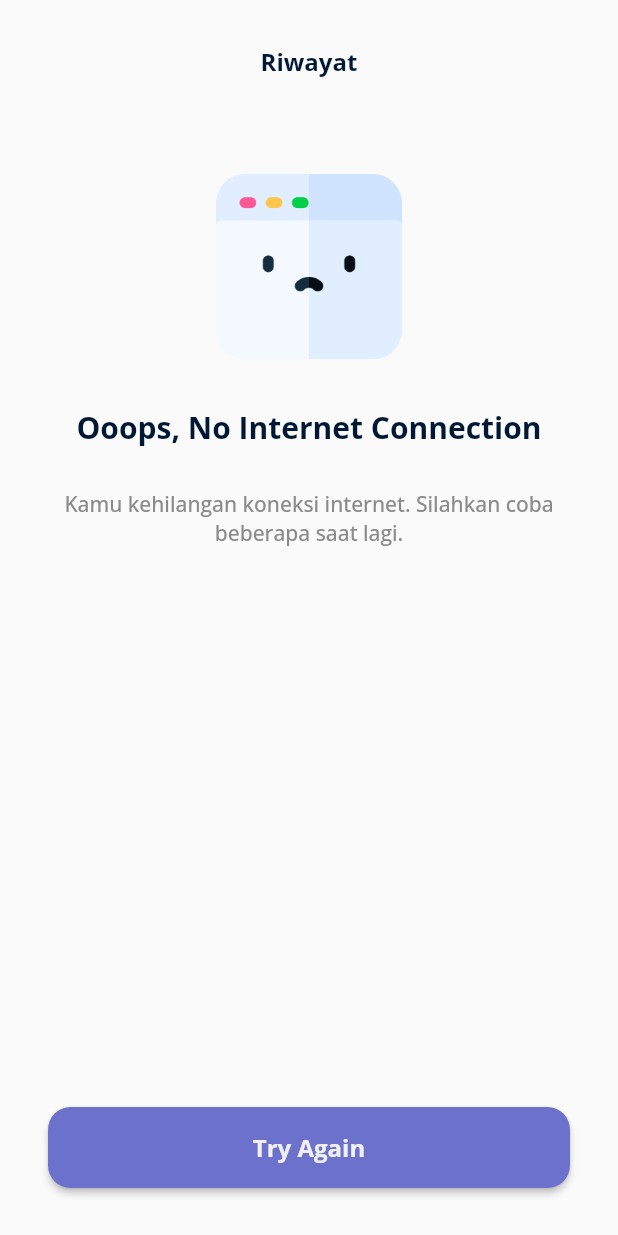
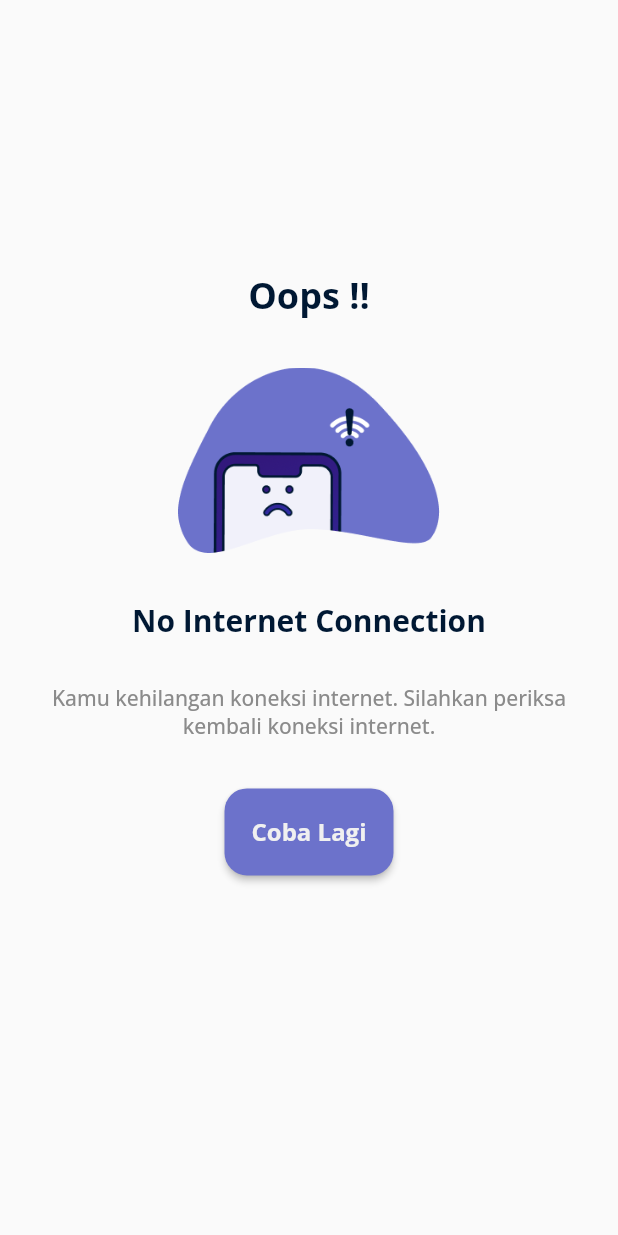
Before and after one commit to pawangdev/pawang-mobile, a Flutter app: the screen it shows after launch, on a phone screen of 412 x 824 dp. Run offline on Flutter 3.47's test engine with Material 2 defaults, Android fonts, the phone set to English and light mode, and no system bars; our stand-ins replace flutter_svg, image_picker, sqflite; missing offline and left inert: google_ml_kit; accounts and stored records are empty.

Commit message:
ganti gambar

```diff
--- a/lib/views/connection_screen.dart
+++ b/lib/views/connection_screen.dart
@@ -2,6 +2,7 @@ import 'package:flutter/material.dart';
 import 'package:pawang_mobile/config/theme_constants.dart';
 
 class ConnectionScreen extends StatefulWidget {
+  static const String routeName = "/connection-check";
   ConnectionScreen({Key? key}) : super(key: key);
 
   @override
@@ -17,19 +18,16 @@ class _ConnectionScreenState extends State<ConnectionScreen> {
           padding: const EdgeInsets.only(top: 30, left: 32, right: 32),
           child: Column(
             children: [
+              const SizedBox(
+                height: 150,
+              ),
               Center(
                 child: Text(
-                  "Riwayat",
+                  "Oops !!",
                   style: kOpenSans.copyWith(
-                      color: kBlack, fontWeight: bold, fontSize: 16),
+                      color: kBlack, fontWeight: bold, fontSize: 24),
                 ),
               ),
-              const SizedBox(
-                height: 32,
-              ),
-              Expanded(
-                child: Column(
-                  children: [
               const SizedBox(
                 height: 32,
               ),
@@ -38,7 +36,7 @@ class _ConnectionScreenState extends State<ConnectionScreen> {
                 height: MediaQuery.of(context).size.height * 0.150,
                 decoration: const BoxDecoration(
                   image: DecorationImage(
-                          image: AssetImage('assets/images/no-connection.png'),
+                    image: AssetImage('assets/images/no_connection.png'),
                   ),
                 ),
               ),
@@ -47,7 +45,7 @@ class _ConnectionScreenState extends State<ConnectionScreen> {
               ),
               Container(
                 child: Text(
-                        "Ooops, No Internet Connection",
+                  "No Internet Connection",
                   style: kOpenSans.copyWith(
                       color: kBlack, fontSize: 20, fontWeight: bold),
                   textAlign: TextAlign.center,
@@ -58,28 +56,27 @@ class _ConnectionScreenState extends State<ConnectionScreen> {
               ),
               Container(
                 child: Text(
-                        "Kamu kehilangan koneksi internet. Silahkan coba beberapa saat lagi.",
+                  "Kamu kehilangan koneksi internet. Silahkan periksa kembali koneksi internet.",
                   style: kOpenSans.copyWith(
                       color: kGray, fontSize: 14, fontWeight: medium),
                   textAlign: TextAlign.center,
                 ),
               ),
-                  ],
-                ),
+              const SizedBox(
+                height: 32,
               ),
               Container(
                 margin: EdgeInsets.only(bottom: 32),
-                width: double.infinity,
                 child: ElevatedButton(
                     child: Text(
-                      "Try Again",
+                      "Coba Lagi",
                       style: kOpenSans.copyWith(
                           fontSize: 16, fontWeight: bold, color: kWhite),
                     ),
                     style: ButtonStyle(
                         backgroundColor: MaterialStateProperty.all(kPurple),
                         padding:
-                            MaterialStateProperty.all(const EdgeInsets.all(16)),
+                            MaterialStateProperty.all(const EdgeInsets.all(18)),
                         shape: MaterialStateProperty.all(RoundedRectangleBorder(
                             borderRadius: BorderRadius.circular(15)))),
                     onPressed: () {}),
```
Also changed, not shown: assets/images/no-connection.png (deleted), assets/images/no_connection.png (added). Lines whose indentation alone changed are shown as unchanged.
